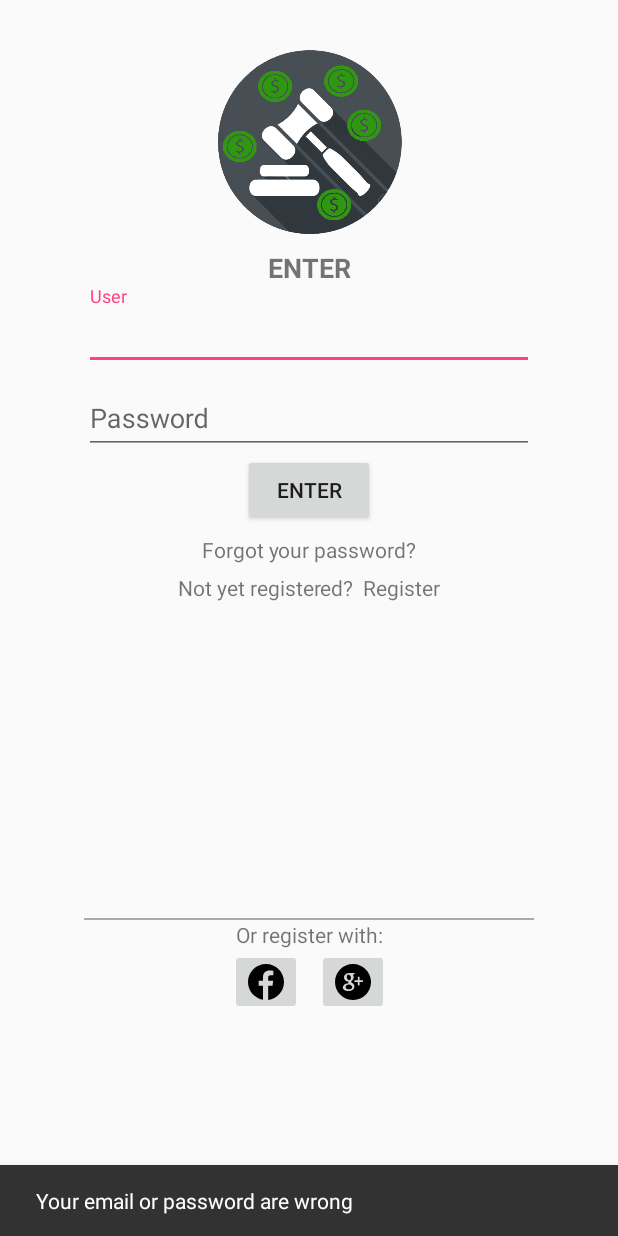
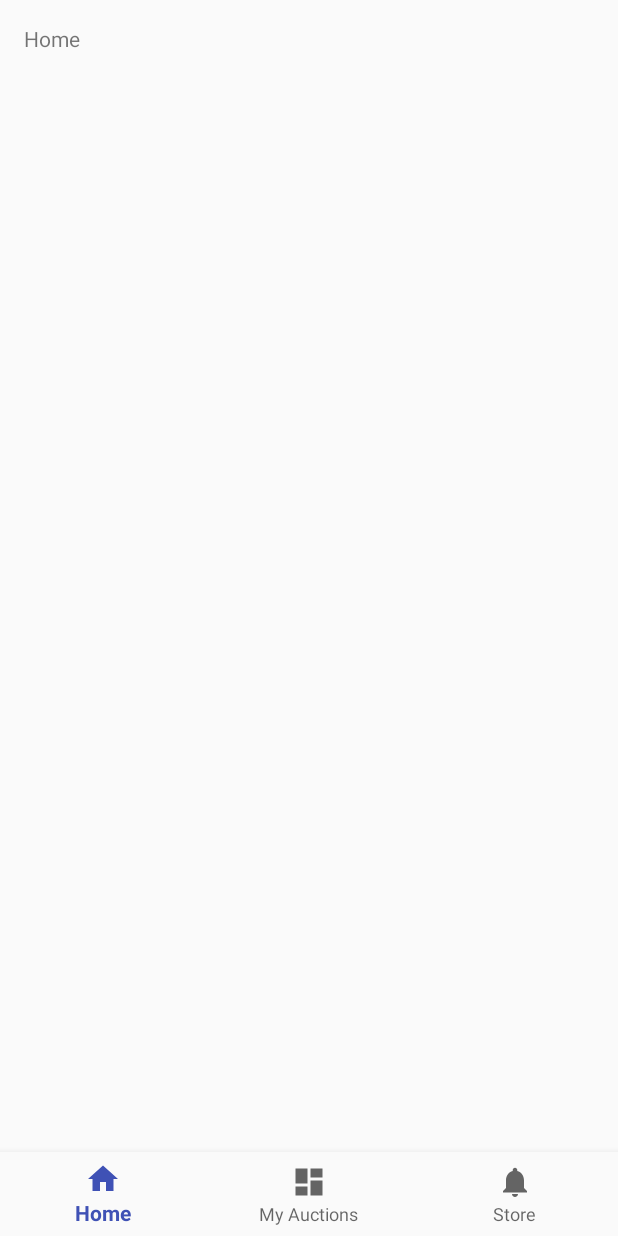
Before and after one commit to erick22se/AndroidApp, an Android app: the screen it shows after launch (LoginActivity before the commit, MainActivity after it), after a tap on "ENTER", on a phone screen of 412 x 824 dp. Run offline under Robolectric (Android 15) with nearby library versions, the phone set to English and light mode, and no system bars; 1 statement that could not run was skipped.

Commit message:
Refactor strings

```diff
--- a/app/build.gradle
+++ b/app/build.gradle
@@ -10,6 +10,7 @@ android {
         versionCode 1
         versionName "1.0"
         testInstrumentationRunner "android.support.test.runner.AndroidJUnitRunner"
+        vectorDrawables.useSupportLibrary = true
     }
     buildTypes {
         release {
@@ -27,5 +28,6 @@ dependencies {
     compile 'com.android.support:appcompat-v7:26.+'
     compile 'com.android.support:design:26.+'
     compile 'com.android.support.constraint:constraint-layout:1.0.2'
+    compile 'com.android.support:support-vector-drawable:26.+'
     testCompile 'junit:junit:4.12'
 }
--- a/app/src/main/AndroidManifest.xml
+++ b/app/src/main/AndroidManifest.xml
@@ -16,7 +16,10 @@
                 <category android:name="android.intent.category.LAUNCHER" />
             </intent-filter>
         </activity>
-        <activity android:name=".Activities.LoginActivity"></activity>
+        <activity android:name=".Activities.LoginActivity" />
+        <activity
+            android:name=".Activities.MainActivity"
+            android:label="@string/title_activity_main"></activity>
     </application>
 
 </manifest>
--- a/app/src/main/java/com/example/soldaplication/Activities/LoginActivity.java
+++ b/app/src/main/java/com/example/soldaplication/Activities/LoginActivity.java
@@ -1,5 +1,6 @@
 package com.example.soldaplication.Activities;
 
+import android.content.Intent;
 import android.support.design.widget.Snackbar;
 import android.support.design.widget.TextInputEditText;
 import android.support.v7.app.AppCompatActivity;
@@ -11,25 +12,15 @@ import com.example.soldaplication.R;
 
 public class LoginActivity extends AppCompatActivity {
 
-    TextInputEditText emailEditText;
-    TextInputEditText passwordEditText;
-
     @Override
     protected void onCreate(Bundle savedInstanceState) {
         super.onCreate(savedInstanceState);
         setContentView(R.layout.activity_login);
-        emailEditText =(TextInputEditText)findViewById(R.id.emailTextInputEdit);
-        passwordEditText =(TextInputEditText)findViewById(R.id.passwordTextInputEdit); Button button = (Button)findViewById(R.id.enter_Button);
+        Button button = (Button)findViewById(R.id.enter_Button);
         button.setOnClickListener(new View.OnClickListener() {
             @Override
             public void onClick(View view) {
-                if(emailEditText.getText().equals("sample@hotmail.com")&&passwordEditText.getText().equals("123"))
-                    //startActivity(new Intent(view.getContext(),LoginActivity.class));
-                    Snackbar.make(view, "Your email or password are wrong", Snackbar.LENGTH_LONG)
-                            .setAction("Action", null).show();
-                else
-                    Snackbar.make(view, "Your email or password are wrong", Snackbar.LENGTH_LONG)
-                            .setAction("Action", null).show();
+                startActivity(new Intent(view.getContext(),MainActivity.class));
             }
         });
     }
--- /dev/null
+++ b/app/src/main/java/com/example/soldaplication/Activities/MainActivity.java
@@ -0,0 +1,47 @@
+package com.example.soldaplication.Activities;
+
+import android.os.Bundle;
+import android.support.annotation.NonNull;
+import android.support.design.widget.BottomNavigationView;
+import android.support.v7.app.AppCompatActivity;
+import android.view.MenuItem;
+import android.widget.TextView;
+
+import com.example.soldaplication.R;
+
+public class MainActivity extends AppCompatActivity {
+
+    private TextView mTextMessage;
+
+    private BottomNavigationView.OnNavigationItemSelectedListener mOnNavigationItemSelectedListener
+            = new BottomNavigationView.OnNavigationItemSelectedListener() {
+
+        @Override
+        public boolean onNavigationItemSelected(@NonNull MenuItem item) {
+            switch (item.getItemId()) {
+                case R.id.navigation_home:
+                    mTextMessage.setText(R.string.title_home);
+                    return true;
+                case R.id.navigation_dashboard:
+                    mTextMessage.setText(R.string.title_dashboard);
+                    return true;
+                case R.id.navigation_notifications:
+                    mTextMessage.setText(R.string.title_store);
+                    return true;
+            }
+            return false;
+        }
+
+    };
+
+    @Override
+    protected void onCreate(Bundle savedInstanceState) {
+        super.onCreate(savedInstanceState);
+        setContentView(R.layout.activity_main);
+
+        mTextMessage = (TextView) findViewById(R.id.message);
+        BottomNavigationView navigation = (BottomNavigationView) findViewById(R.id.navigation);
+        navigation.setOnNavigationItemSelectedListener(mOnNavigationItemSelectedListener);
+    }
+
+}
--- /dev/null
+++ b/app/src/main/res/drawable/ic_dashboard_black_24dp.xml
@@ -0,0 +1,9 @@
+<vector xmlns:android="http://schemas.android.com/apk/res/android"
+    android:width="24dp"
+    android:height="24dp"
+    android:viewportHeight="24.0"
+    android:viewportWidth="24.0">
+    <path
+        android:fillColor="#FF000000"
+        android:pathData="M3,13h8L11,3L3,3v10zM3,21h8v-6L3,15v6zM13,21h8L21,11h-8v10zM13,3v6h8L21,3h-8z" />
+</vector>
--- /dev/null
+++ b/app/src/main/res/drawable/ic_home_black_24dp.xml
@@ -0,0 +1,9 @@
+<vector xmlns:android="http://schemas.android.com/apk/res/android"
+    android:width="24dp"
+    android:height="24dp"
+    android:viewportHeight="24.0"
+    android:viewportWidth="24.0">
+    <path
+        android:fillColor="#FF000000"
+        android:pathData="M10,20v-6h4v6h5v-8h3L12,3 2,12h3v8z" />
+</vector>
--- /dev/null
+++ b/app/src/main/res/drawable/ic_notifications_black_24dp.xml
@@ -0,0 +1,9 @@
+<vector xmlns:android="http://schemas.android.com/apk/res/android"
+    android:width="24dp"
+    android:height="24dp"
+    android:viewportHeight="24.0"
+    android:viewportWidth="24.0">
+    <path
+        android:fillColor="#FF000000"
+        android:pathData="M12,22c1.1,0 2,-0.9 2,-2h-4c0,1.1 0.89,2 2,2zM18,16v-5c0,-3.07 -1.64,-5.64 -4.5,-6.32L13.5,4c0,-0.83 -0.67,-1.5 -1.5,-1.5s-1.5,0.67 -1.5,1.5v0.68C7.63,5.36 6,7.92 6,11v5l-2,2v1h16v-1l-2,-2z" />
+</vector>
--- /dev/null
+++ b/app/src/main/res/drawable/ic_store_black_24dp.xml
@@ -0,0 +1,9 @@
+<vector xmlns:android="http://schemas.android.com/apk/res/android"
+        android:width="24dp"
+        android:height="24dp"
+        android:viewportWidth="24.0"
+        android:viewportHeight="24.0">
+    <path
+        android:fillColor="#FF000000"
+        android:pathData="M20,4L4,4v2h16L20,4zM21,14v-2l-1,-5L4,7l-1,5v2h1v6h10v-6h4v6h2v-6h1zM12,18L6,18v-4h6v4z"/>
+</vector>
--- a/app/src/main/res/layout/activity_login.xml
+++ b/app/src/main/res/layout/activity_login.xml
@@ -83,7 +83,7 @@
             android:id="@+id/notRegister_TextView"
             android:layout_width="wrap_content"
             android:layout_height="wrap_content"
-            android:text="@string/notregistered_text"
+            android:text="@string/not_registered_text"
             android:layout_margin="6dp" />
         <TextView
             android:id="@+id/register_TextView"
@@ -110,7 +110,7 @@
         android:id="@+id/orRegister_TexView"
         android:layout_width="wrap_content"
         android:layout_height="wrap_content"
-        android:text="@string/orregister_text"
+        android:text="@string/or_register_text"
         app:layout_constraintStart_toStartOf="parent"
         app:layout_constraintEnd_toEndOf="parent"
         app:layout_constraintTop_toBottomOf="@+id/separator"/>
@@ -124,12 +124,12 @@
             android:id="@+id/fbImagebutton"
             android:layout_width="wrap_content"
             android:layout_height="wrap_content"
-            android:src="@drawable/ic_facebook_circular_logo"/>
+            app:srcCompat="@drawable/ic_facebook_circular_logo"/>
         <ImageButton
             android:id="@+id/googleImageButton"
             android:layout_width="wrap_content"
             android:layout_height="wrap_content"
-            android:src="@drawable/ic_google_plus_logo_button"
+            app:srcCompat="@drawable/ic_google_plus_logo_button"
             android:layout_margin="10dp"
             app:layout_constraintLeft_toRightOf="@id/fbImagebutton"/>
     </android.support.constraint.ConstraintLayout>
--- /dev/null
+++ b/app/src/main/res/layout/activity_main.xml
@@ -0,0 +1,37 @@
+<?xml version="1.0" encoding="utf-8"?>
+<LinearLayout xmlns:android="http://schemas.android.com/apk/res/android"
+    xmlns:app="http://schemas.android.com/apk/res-auto"
+    xmlns:tools="http://schemas.android.com/tools"
+    android:id="@+id/container"
+    android:layout_width="match_parent"
+    android:layout_height="match_parent"
+    android:orientation="vertical"
+    tools:context="com.example.soldaplication.Activities.MainActivity">
+
+    <FrameLayout
+        android:id="@+id/content"
+        android:layout_width="match_parent"
+        android:layout_height="0dp"
+        android:layout_weight="1">
+
+        <TextView
+            android:id="@+id/message"
+            android:layout_width="match_parent"
+            android:layout_height="wrap_content"
+            android:layout_marginBottom="@dimen/activity_vertical_margin"
+            android:layout_marginLeft="@dimen/activity_horizontal_margin"
+            android:layout_marginRight="@dimen/activity_horizontal_margin"
+            android:layout_marginTop="@dimen/activity_vertical_margin"
+            android:text="@string/title_home" />
+
+    </FrameLayout>
+
+    <android.support.design.widget.BottomNavigationView
+        android:id="@+id/navigation"
+        android:layout_width="match_parent"
+        android:layout_height="wrap_content"
+        android:layout_gravity="bottom"
+        android:background="?android:attr/windowBackground"
+        app:menu="@menu/navigation" />
+
+</LinearLayout>
--- /dev/null
+++ b/app/src/main/res/menu/navigation.xml
@@ -0,0 +1,19 @@
+<?xml version="1.0" encoding="utf-8"?>
+<menu xmlns:android="http://schemas.android.com/apk/res/android">
+
+    <item
+        android:id="@+id/navigation_home"
+        android:icon="@drawable/ic_home_black_24dp"
+        android:title="@string/title_home" />
+
+    <item
+        android:id="@+id/navigation_dashboard"
+        android:icon="@drawable/ic_dashboard_black_24dp"
+        android:title="@string/title_myAuctions" />
+
+    <item
+        android:id="@+id/navigation_notifications"
+        android:icon="@drawable/ic_notifications_black_24dp"
+        android:title="@string/title_store" />
+
+</menu>
--- /dev/null
+++ b/app/src/main/res/values/dimens.xml
@@ -0,0 +1,5 @@
+<resources>
+    <!-- Default screen margins, per the Android Design guidelines. -->
+    <dimen name="activity_horizontal_margin">16dp</dimen>
+    <dimen name="activity_vertical_margin">16dp</dimen>
+</resources>
--- a/app/src/main/res/values/strings.xml
+++ b/app/src/main/res/values/strings.xml
@@ -4,7 +4,11 @@
     <string name="password_hint">Password</string>
     <string name="enter_text">Enter</string>
     <string name="forgot_text">Forgot your password?</string>
-    <string name="notregistered_text">Not yet registered?</string>
+    <string name="not_registered_text">Not yet registered?</string>
     <string name="register_text">Register</string>
-    <string name="orregister_text">Or register with:</string>
+    <string name="or_register_text">Or register with:</string>
+    <string name="title_activity_main">MainActivity</string>
+    <string name="title_home">Home</string>
+    <string name="title_myAuctions">My Auctions</string>
+    <string name="title_store">Store</string>
 </resources>
```
Also changed, not shown: 2 other files.
